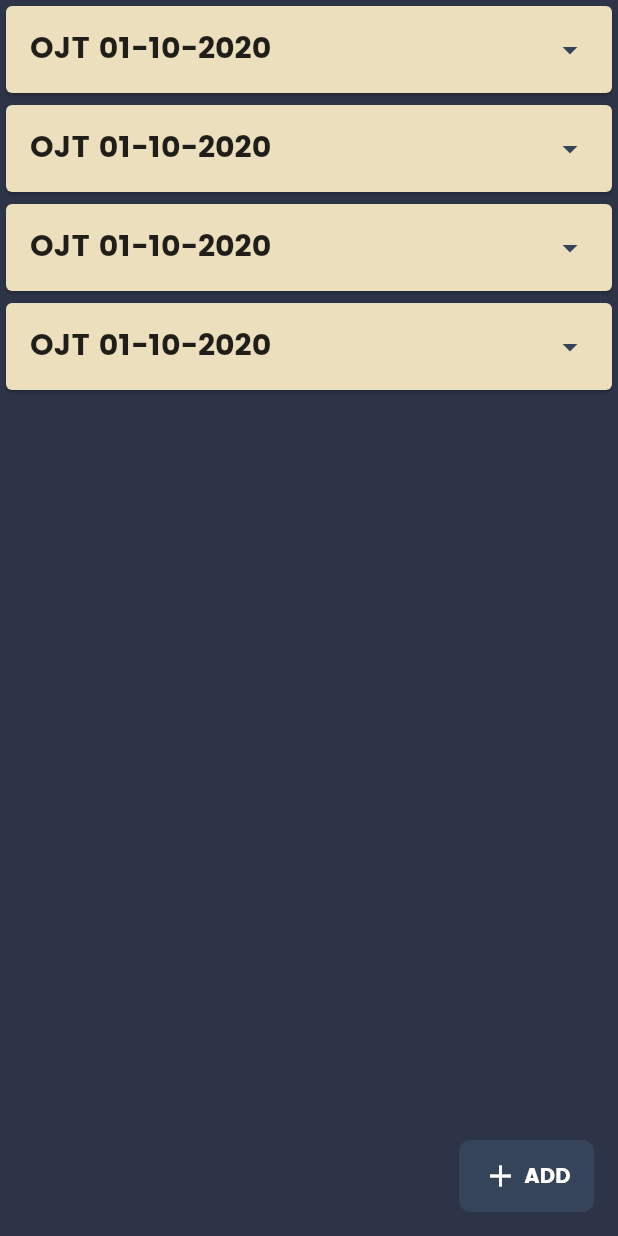
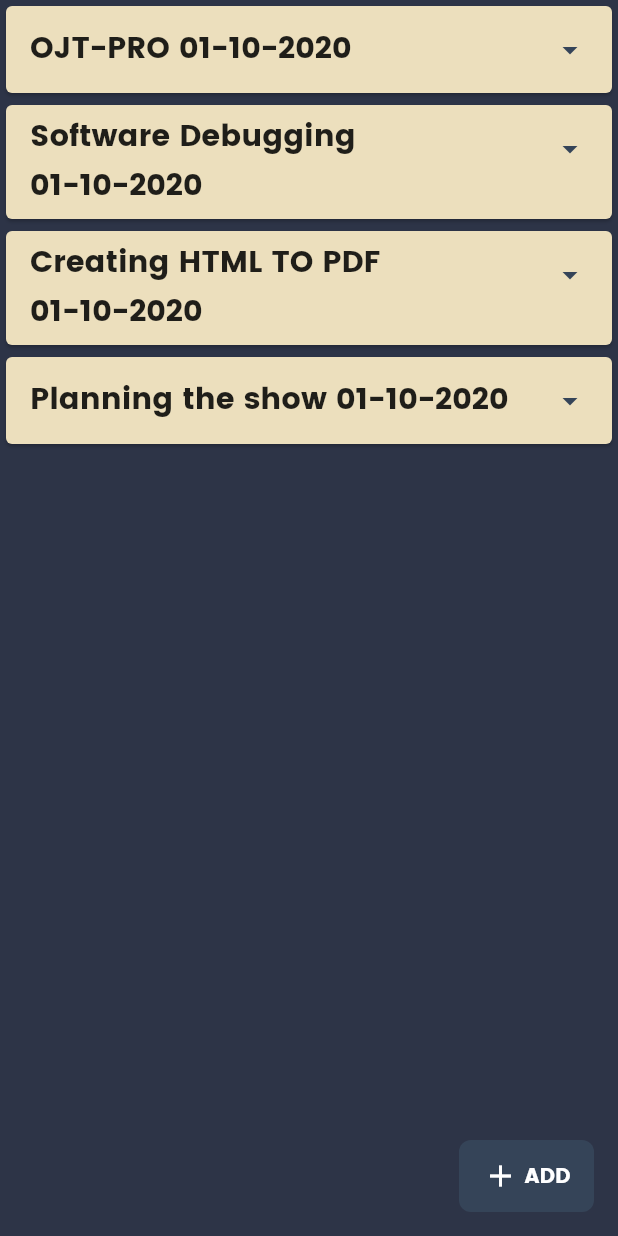
Before and after one commit to ConquerThroughConnectivity/OJT-proSample-With-flutter, a Flutter app: the Activity screen opened directly, on a phone screen of 412 x 824 dp. Run offline on Flutter 3.47's test engine with Material 2 defaults, Android fonts, the phone set to English and light mode, and no system bars; our stand-ins replace bottom_navy_bar, firebase_auth, flutter_screenutil, flutter_slidable, google_sign_in; missing offline and left inert: blinking_point, dart:ffi; accounts and stored records are empty; network calls fail.

Commit message:
separate title and description class

```diff
--- a/lib/src/screens/Activities/Activities.dart
+++ b/lib/src/screens/Activities/Activities.dart
@@ -13,24 +13,35 @@ final String now =df.format(DateTime.now());
 
 final description = [
     new ActivityDescription(
-      title: 'OJT $now',
       description: 'Hooray for the first objective',
       date: now.toString(),
     ),
     new ActivityDescription(
-      title: 'OJT $now',
       description: 'Hooray for the second objective',
       date: now.toString(),
     ),
     new ActivityDescription(
-      title: 'OJT $now',
       description: 'Hooray for the third objective',
       date: now.toString(),
     ),
     new ActivityDescription(
-      title: 'OJT $now',
       description: 'Hooray for the fourth objective',
       date: now.toString(),
+    ),
+  ];
+
+  final title =[
+    new ActivityTitle(
+      title: "OJT-PRO $now",
+    ),
+    new ActivityTitle(
+      title: "Software Debugging $now",
+    ),
+    new ActivityTitle(
+      title: "Creating HTML TO PDF $now",
+    ),
+    new ActivityTitle(
+      title: "Planning the show $now",
     ),
   ];
 
@@ -104,7 +115,7 @@ class ActivityState extends State<Activity> {
                   ],
 
                   trailing: Icon(Icons.arrow_drop_down, color: Color(0xFF354458),),
-                  title: Text('${description[index].title}',style: TextStyle(
+                  title: Text('${title[index].title}',style: TextStyle(
                   fontFamily: 'Poppins-Bold',
                   fontWeight: FontWeight.bold,
                   fontSize: 20,
--- a/lib/src/screens/Activities/activities_list.dart
+++ b/lib/src/screens/Activities/activities_list.dart
@@ -1,7 +1,12 @@
 class ActivityDescription{
-
-  String title;
+  String id;
   String description;
   String date;
-  ActivityDescription({this.title, this.description, this.date});
+  ActivityDescription({this.description, this.date});
 }
+
+class ActivityTitle{
+  String id;
+  String title;
+  ActivityTitle({this.id, this.title});
+}
```
